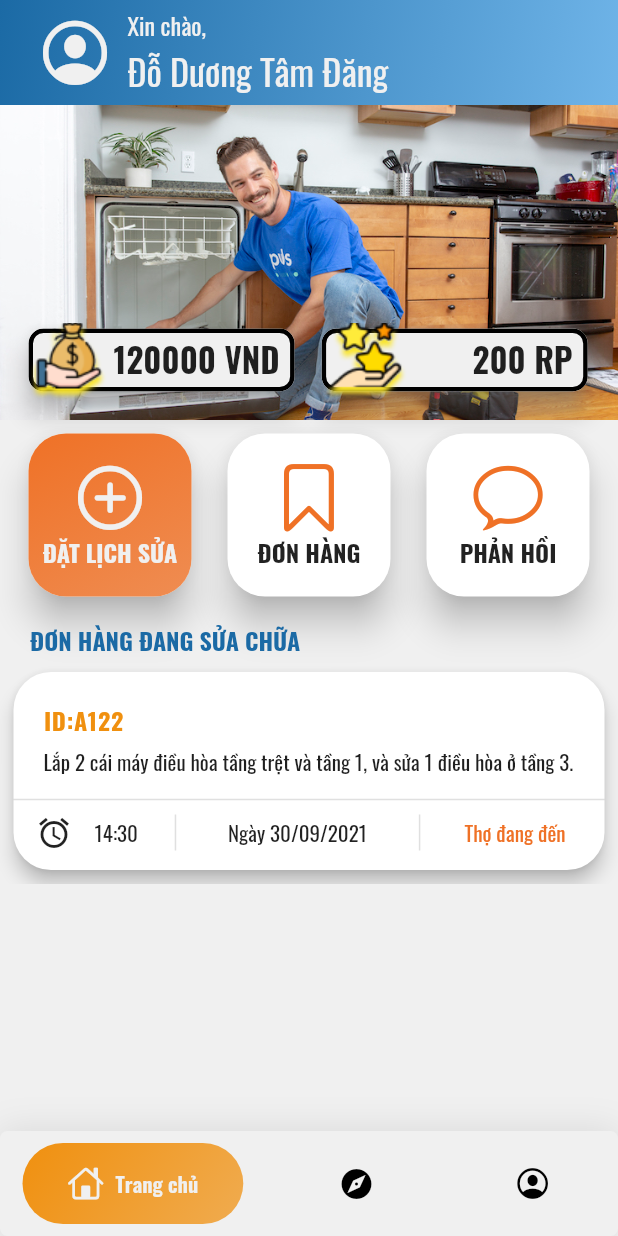
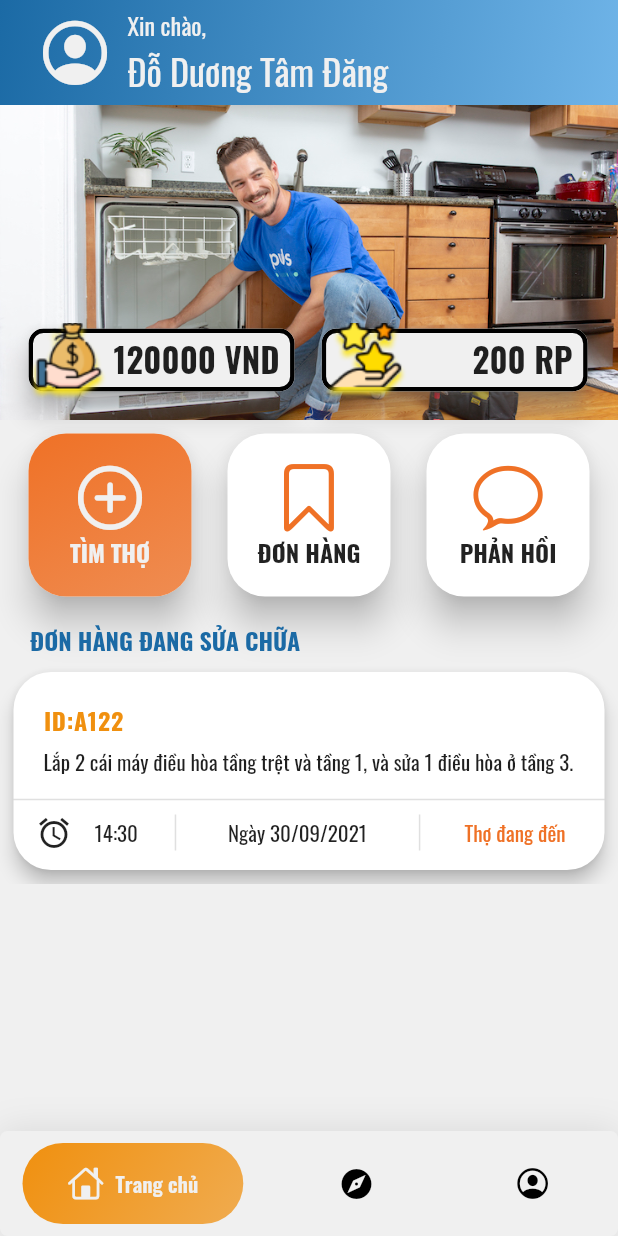
Before and after one commit to DangDDT/iRepair, a Flutter app: the App screen opened by its route, on a phone screen of 412 x 824 dp. Run offline on Flutter 3.47's test engine with Material 2 defaults, Android fonts, the phone set to English and light mode, and no system bars; drawn by our look-alikes of google_nav_bar; our stand-ins replace flutter_datetime_picker, flutter_image_slideshow, flutter_svg, get, grouped_list, searchfield.

Commit message:
edit "Đặt lịch sửa" to "Tìm thợ"

```diff
--- a/i_repair/lib/Views/Screens/Client/Home/widgets/gridview-buttons.dart
+++ b/i_repair/lib/Views/Screens/Client/Home/widgets/gridview-buttons.dart
@@ -42,7 +42,7 @@ class GridViewButtons extends StatelessWidget {
                     size: 50,
                     color: kBackgroundColor,
                   ),
-                  Text('ĐẶT LỊCH SỬA',
+                  Text('TÌM THỢ',
                       style: TextStyle(
                           fontSize: 16,
                           fontWeight: FontWeight.bold,
```
